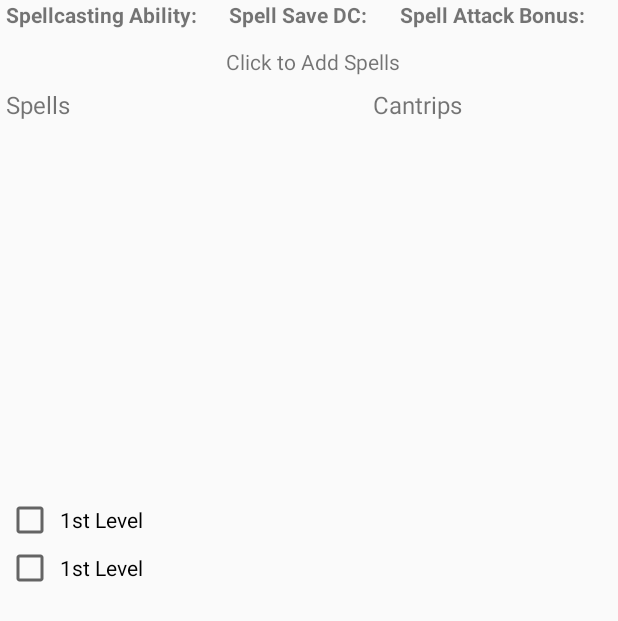
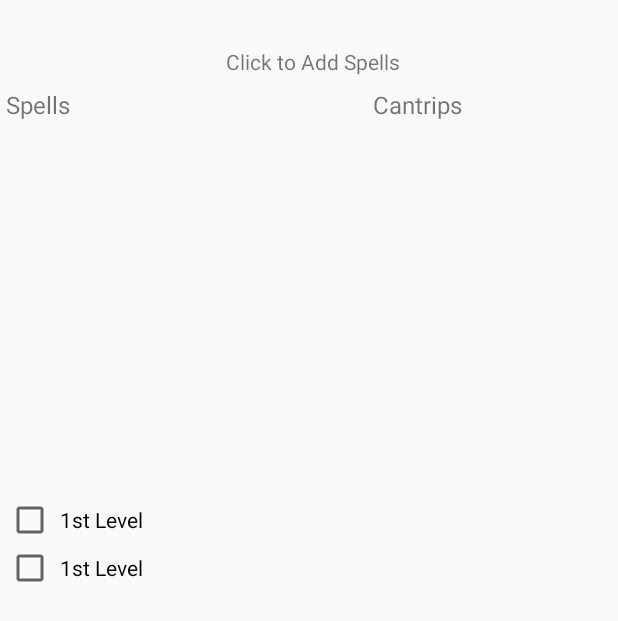
Before and after one commit to stephen-howard95/DDCharacterCreator, an Android app: the layout fragment_spellcasting.xml on its own in the app's theme, with its tools: preview values and no code run, on a phone screen of 412 x 824 dp. Shown: the top 621 px of the screen. Run offline under Robolectric (Android 15) with nearby library versions, the phone set to English and light mode, and no system bars.

Commit message:
Update fragment_spellcasting.xml

```diff
--- a/DDCharacterCreator/app/src/main/res/layout/fragment_spellcasting.xml
+++ b/DDCharacterCreator/app/src/main/res/layout/fragment_spellcasting.xml
@@ -18,24 +18,21 @@
             android:layout_width="wrap_content"
             android:layout_height="wrap_content"
             android:layout_weight="1"
-            android:textStyle="bold"
-            android:text="@string/spellcasting_ability_label"/>
+            android:textStyle="bold"/>
 
         <TextView
             android:id="@+id/spell_save_dc"
             android:layout_width="wrap_content"
             android:layout_height="wrap_content"
             android:layout_weight="1"
-            android:textStyle="bold"
-            android:text="@string/spell_save_dc_label"/>
+            android:textStyle="bold"/>
 
         <TextView
             android:id="@+id/spell_attack_bonus"
             android:layout_width="wrap_content"
             android:layout_height="wrap_content"
             android:layout_weight="1"
-            android:textStyle="bold"
-            android:text="@string/spell_attack_bonus_label"/>
+            android:textStyle="bold"/>
 
     </LinearLayout>
 
```
